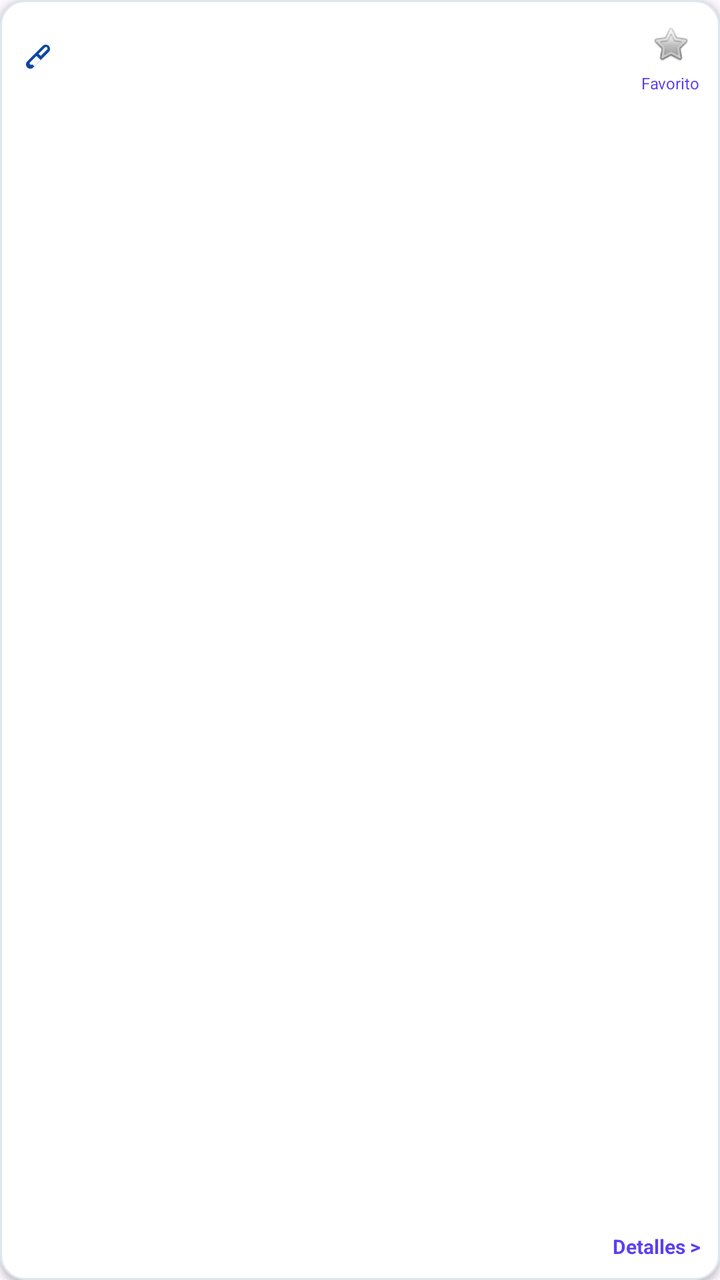
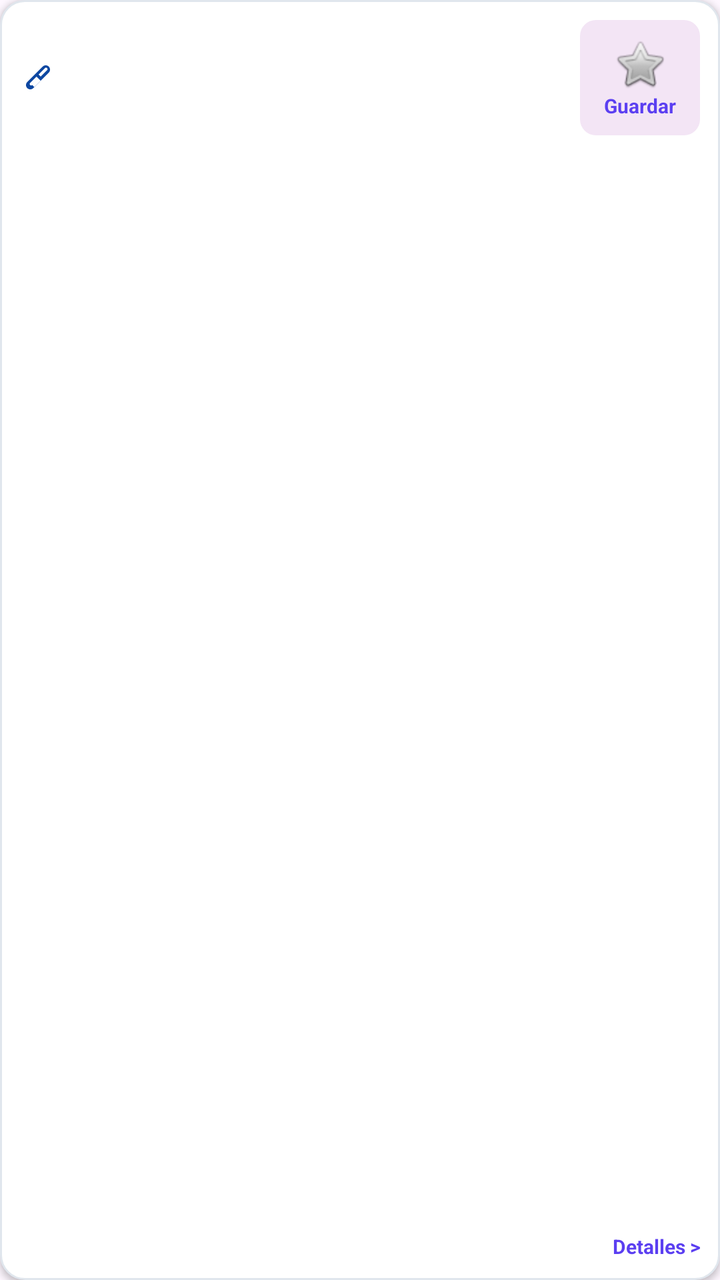

Two renders of the same Android screen: before a commit and after it. Below are the layout's source before the change and the commit's diff.
<!-- AndroidManifest.xml: application theme Theme.AplicacionMovil -->
<!-- res/layout/item_medicamento.xml -->
<?xml version="1.0" encoding="utf-8"?>
<LinearLayout xmlns:android="http://schemas.android.com/apk/res/android"
    xmlns:app="http://schemas.android.com/apk/res-auto"
    android:layout_width="match_parent"
    android:layout_height="wrap_content"
    android:layout_margin="5dp"
    android:background="@drawable/card_medicamento_bg"
    android:elevation="2dp"
    android:orientation="vertical"
    android:padding="10dp">

    <LinearLayout
        android:layout_width="match_parent"
        android:layout_height="wrap_content"
        android:gravity="center_vertical"
        android:orientation="horizontal"
        android:layout_marginBottom="6dp">

        <ImageView
            android:id="@+id/imgMedicamentoIcono"
            android:layout_width="18dp"
            android:layout_height="18dp"
            android:layout_marginEnd="6dp"
            android:src="@drawable/ic_analgesico"
            app:tint="#0D47A1" />

        <TextView
            android:id="@+id/txtNombre"
            android:layout_width="0dp"
            android:layout_weight="1"
            android:layout_height="wrap_content"
            android:ellipsize="end"
            android:maxLines="2"
            android:textColor="#0D47A1"
            android:textSize="12sp"
            android:textStyle="bold" />

        
        <LinearLayout
            android:layout_width="wrap_content"
            android:layout_height="wrap_content"
            android:orientation="vertical"
            android:gravity="center">

            <ImageView
                android:id="@+id/btnEstrella"
                android:layout_width="24dp"
                android:layout_height="24dp"
                android:src="@android:drawable/btn_star_big_off"
                android:padding="2dp" />

            <TextView
                android:layout_width="wrap_content"
                android:layout_height="wrap_content"
                android:text="Favorito"
                android:textSize="8sp"
                android:textColor="#5b3ff1"
                android:layout_marginTop="2dp"/>

        </LinearLayout>

    </LinearLayout>

    <TextView
        android:id="@+id/txtDosis"
        android:layout_width="match_parent"
        android:layout_height="wrap_content"
        android:ellipsize="end"
        android:maxLines="1"
        android:textColor="#666666"
        android:textSize="10sp"
        android:layout_marginBottom="12dp" />

    <View
        android:layout_width="match_parent"
        android:layout_height="0dp"
        android:layout_weight="1" />

    <TextView
        android:id="@+id/txtDetallesLink"
        android:layout_width="wrap_content"
        android:layout_height="wrap_content"
        android:layout_gravity="end"
        android:text="Detalles >"
        android:textColor="#5b3ff1"
        android:textSize="10sp"
        android:textStyle="bold" />

</LinearLayout>
<!-- resources referenced by this layout -->
<resources>
  <!-- drawable card_medicamento_bg (drawable) -->
  <?xml version="1.0" encoding="utf-8"?>
  <shape xmlns:android="http://schemas.android.com/apk/res/android">
      <solid android:color="#FFFFFF" /> 
      <corners android:radius="12dp" />  
      <stroke android:width="1dp" android:color="#E0E6ED" /> 
  </shape>
  <!-- drawable ic_analgesico (drawable) -->
  <vector xmlns:android="http://schemas.android.com/apk/res/android"
      android:width="24dp"
      android:height="24dp"
      android:viewportWidth="24"
      android:viewportHeight="24">
      <path
          android:fillColor="#000000"
          android:pathData="M19.18,4.82c-1.11,-1.11 -2.93,-1.11 -4.04,0L4.82,15.14c-1.11,1.11 -1.11,2.93 0,4.04s2.93,1.11 4.04,0L19.18,8.86c1.11,-1.11 1.11,-2.93 0,-4.04zM8.16,17.14c-0.39,0.39 -1.02,0.39 -1.41,0s-0.39,-1.02 0,-1.41L11,11.5l2.83,2.83 -4.24,4.24zM15.24,12.91l-2.83,-2.83 4.24,-4.24c0.39,-0.39 1.02,-0.39 1.41,0s0.39,1.02 0,1.41l-4.24,4.24z"/>
  </vector>
  <style name="Theme.AplicacionMovil" parent="Base.Theme.AplicacionMovil" />
  <style name="Base.Theme.AplicacionMovil" parent="Theme.Material3.DayNight.NoActionBar">
          
          
      </style>
</resources>

<!-- the commit's change to res/layout/item_medicamento.xml (unified diff, before → after) -->
@@ -37,25 +37,34 @@
 
         
         <LinearLayout
+            android:id="@+id/btnFavoritoContainer"
             android:layout_width="wrap_content"
             android:layout_height="wrap_content"
             android:orientation="vertical"
-            android:gravity="center">
+            android:gravity="center"
+            android:padding="8dp"
+            android:clickable="true"
+            android:focusable="true"
+            android:background="@drawable/btn_favorito_selector"
+            android:minWidth="60dp"
+            android:minHeight="50dp">
 
             <ImageView
                 android:id="@+id/btnEstrella"
-                android:layout_width="24dp"
-                android:layout_height="24dp"
+                android:layout_width="28dp"
+                android:layout_height="28dp"
                 android:src="@android:drawable/btn_star_big_off"
-                android:padding="2dp" />
+                android:duplicateParentState="true" />
 
             <TextView
+                android:id="@+id/txtFavoritoEtiqueta"
                 android:layout_width="wrap_content"
                 android:layout_height="wrap_content"
-                android:text="Favorito"
-                android:textSize="8sp"
+                android:text="Guardar"
+                android:textSize="10sp"
                 android:textColor="#5b3ff1"
-                android:layout_marginTop="2dp"/>
+                android:textStyle="bold"
+                android:duplicateParentState="true"/>
 
         </LinearLayout>
 
<!-- resource entries referenced after the edit -->
@@ -1,5 +1,21 @@
 <!-- resources referenced by this layout -->
 <resources>
+  <!-- drawable btn_favorito_selector (drawable) -->
+  <?xml version="1.0" encoding="utf-8"?>
+  <selector xmlns:android="http://schemas.android.com/apk/res/android">
+      <item android:state_pressed="true">
+          <shape>
+              <solid android:color="#D1C4E9" />
+              <corners android:radius="8dp" />
+          </shape>
+      </item>
+      <item>
+          <shape>
+              <solid android:color="#F3E5F5" />
+              <corners android:radius="8dp" />
+          </shape>
+      </item>
+  </selector>
   <!-- drawable card_medicamento_bg (drawable) -->
   <?xml version="1.0" encoding="utf-8"?>
   <shape xmlns:android="http://schemas.android.com/apk/res/android">
